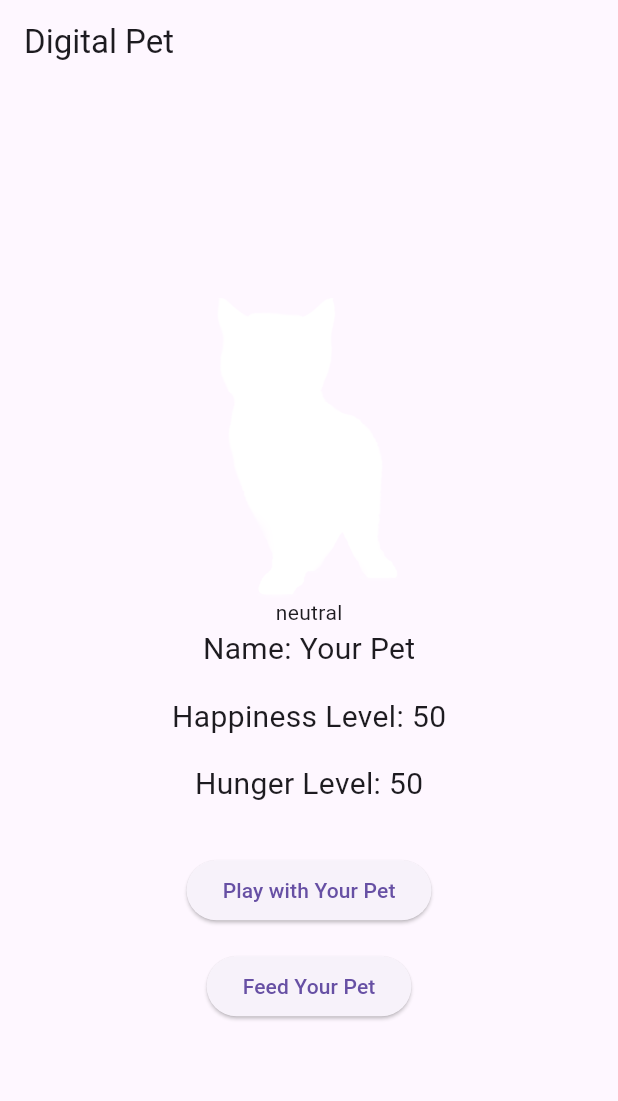
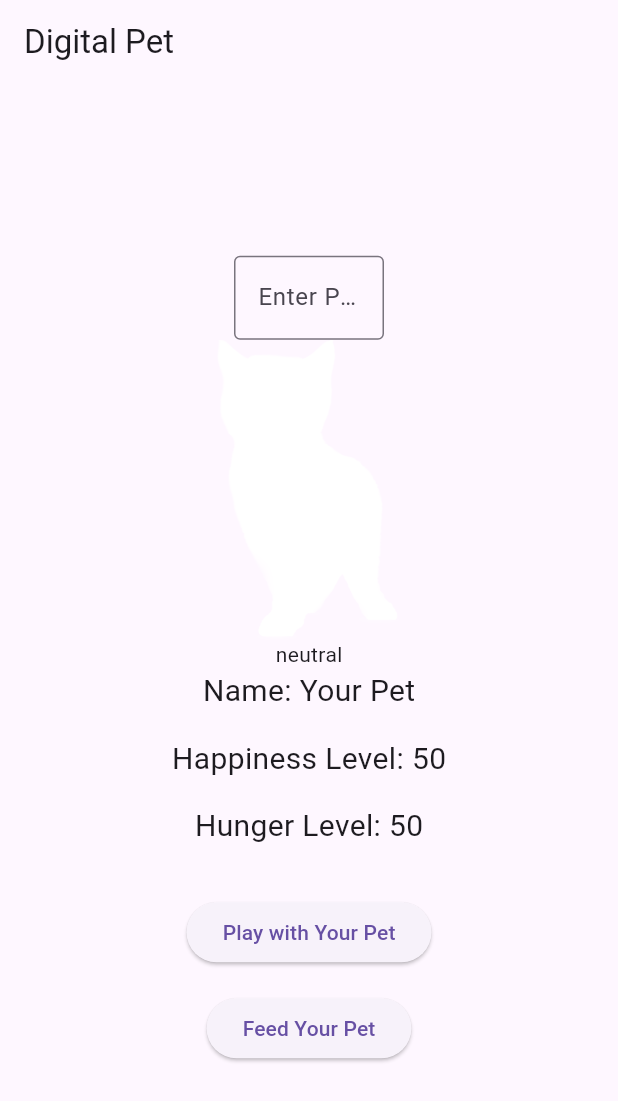
Before and after one commit to divory2/collab_5, a Flutter app: the screen it shows after launch, on a phone screen of 412 x 824 dp. Shown: the top 1101 px of the screen. Run offline on Flutter 3.47's test engine with Material 3 defaults, Android fonts, the phone set to English and light mode, and no system bars.

Commit message:
added pet name

```diff
--- a/lib/main.dart
+++ b/lib/main.dart
@@ -1,3 +1,5 @@
+import 'dart:core';
+
 import 'package:flutter/material.dart';
 void main() {
 runApp(MaterialApp(
@@ -70,6 +72,23 @@ body: Center(
 child: Column(
 mainAxisAlignment: MainAxisAlignment.center,
 children: <Widget>[
+  SizedBox(
+                width: 100,
+                child: TextField(
+                  onChanged: (value) {
+                    print('name $value');
+                  },
+                  onSubmitted: (value) {
+                    print('Value submitted: $value');
+                  },
+                  decoration: const InputDecoration(
+                    labelText: 'Enter PetName',
+                    hintText: 'Type name',
+                    border: OutlineInputBorder(),
+                  ),
+                  keyboardType: TextInputType.text,
+                ),
+              ),
   Image.asset('assets/cat.png',
   color: happinessLevel > 70 ? Colors.green :happinessLevel <30? Colors.red: Colors.white,
   width: 200,
```
